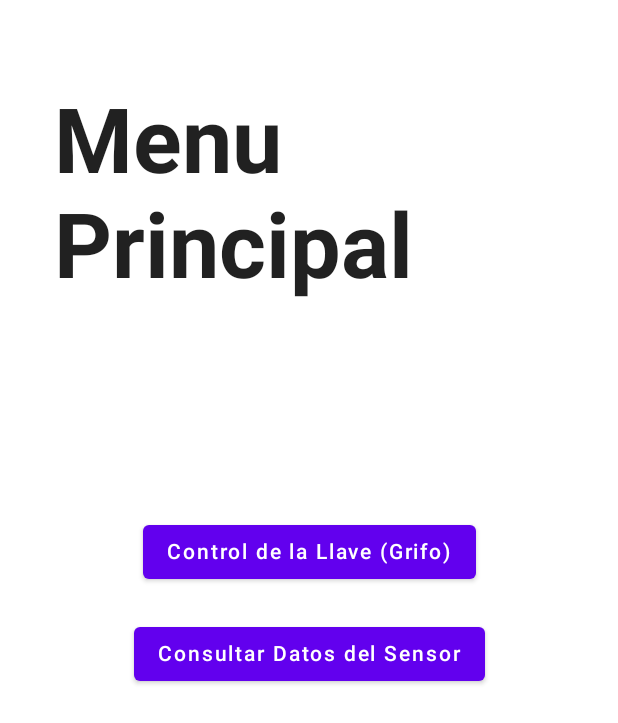
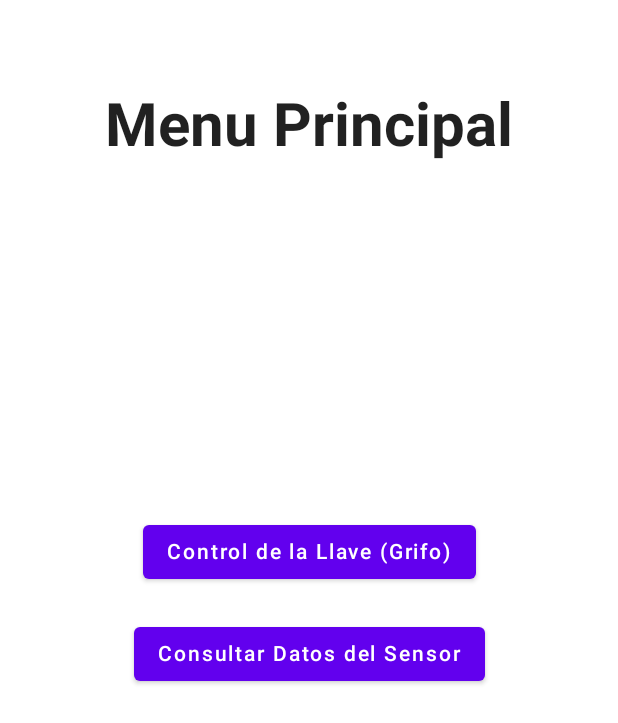
Before and after one commit to rtitod/proyecto_DANP_Sensor, an Android app built with Jetpack Compose: the screen it shows after launch (MainActivity), on a phone screen of 412 x 824 dp. Shown: the top 723 px of the screen. Run offline under Robolectric (Android 15) with nearby library versions, the phone set to English and light mode, and no system bars.

Commit message:
fixing 2

```diff
--- a/Proyecto_DANP/app/src/main/java/com/example/proyecto_danp/screens/Switcher.kt
+++ b/Proyecto_DANP/app/src/main/java/com/example/proyecto_danp/screens/Switcher.kt
@@ -25,7 +25,7 @@ fun Switcher(navController: NavHostController) {
             text = "Menu Principal",
             style = TextStyle(
                 fontWeight = FontWeight.Bold,
-                fontSize = 60.sp
+                fontSize = 40.sp
             ),
             modifier = Modifier.padding(20.dp)
         )
```
